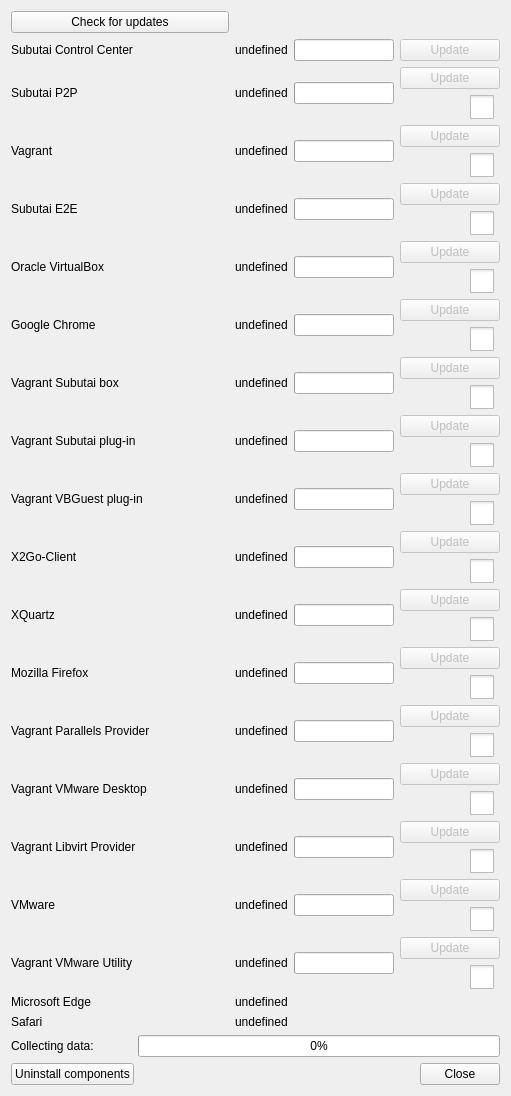
The window that hub/forms/DlgAbout.ui (subutai-io/control-center) describes before a commit, drawn with Qt 5.
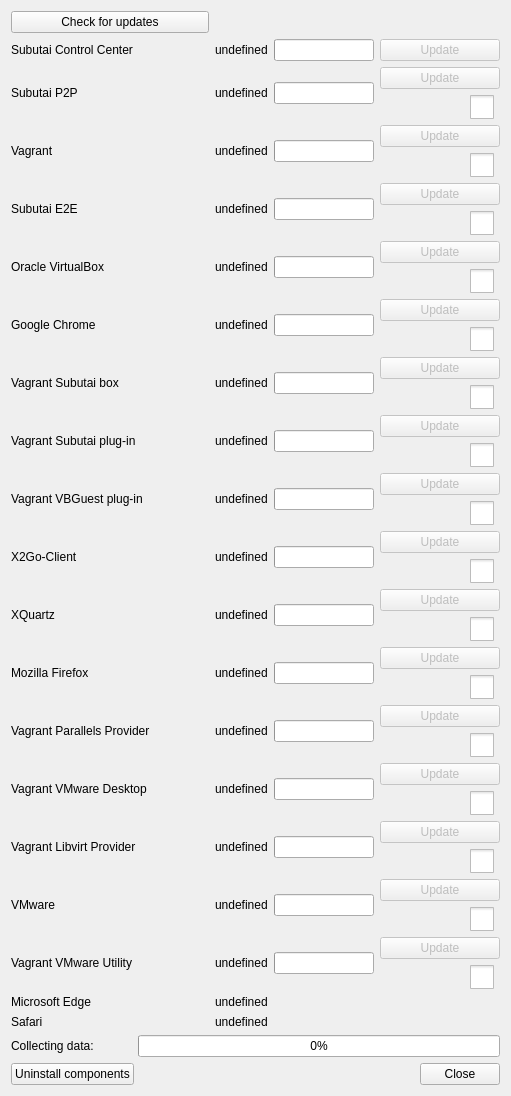
The same window after the commit. Icons and pictures are not drawn.

Commit message: installation status in button

```diff
--- a/hub/forms/DlgAbout.ui
+++ b/hub/forms/DlgAbout.ui
@@ -151,7 +151,7 @@
            </property>
            <property name="maximumSize">
             <size>
-             <width>100</width>
+             <width>120</width>
              <height>30</height>
             </size>
            </property>
@@ -231,7 +231,7 @@
            </property>
            <property name="maximumSize">
             <size>
-             <width>100</width>
+             <width>120</width>
              <height>30</height>
             </size>
            </property>
@@ -364,7 +364,7 @@
            </property>
            <property name="maximumSize">
             <size>
-             <width>100</width>
+             <width>120</width>
              <height>30</height>
             </size>
            </property>
@@ -436,7 +436,7 @@
            </property>
            <property name="maximumSize">
             <size>
-             <width>100</width>
+             <width>120</width>
              <height>30</height>
             </size>
            </property>
@@ -1152,7 +1152,7 @@
            </property>
            <property name="maximumSize">
             <size>
-             <width>100</width>
+             <width>120</width>
              <height>30</height>
             </size>
            </property>
@@ -1697,7 +1697,7 @@
            </property>
            <property name="maximumSize">
             <size>
-             <width>100</width>
+             <width>120</width>
              <height>30</height>
             </size>
            </property>
@@ -1802,7 +1802,7 @@
            </property>
            <property name="maximumSize">
             <size>
-             <width>100</width>
+             <width>120</width>
              <height>30</height>
             </size>
            </property>
@@ -1906,7 +1906,7 @@
            </property>
            <property name="maximumSize">
             <size>
-             <width>100</width>
+             <width>120</width>
              <height>30</height>
             </size>
            </property>
@@ -1986,7 +1986,7 @@
            </property>
            <property name="maximumSize">
             <size>
-             <width>100</width>
+             <width>120</width>
              <height>30</height>
             </size>
            </property>
@@ -2191,7 +2191,7 @@
            </property>
            <property name="maximumSize">
             <size>
-             <width>100</width>
+             <width>120</width>
              <height>30</height>
             </size>
            </property>
@@ -2270,7 +2270,7 @@
            </property>
            <property name="maximumSize">
             <size>
-             <width>100</width>
+             <width>120</width>
              <height>30</height>
             </size>
            </property>
@@ -2439,7 +2439,7 @@
            </property>
            <property name="maximumSize">
             <size>
-             <width>100</width>
+             <width>120</width>
              <height>30</height>
             </size>
            </property>
@@ -2530,13 +2530,13 @@
         <widget class="QLabel" name="label_2">
          <property name="minimumSize">
           <size>
-           <width>100</width>
+           <width>120</width>
            <height>0</height>
           </size>
          </property>
          <property name="maximumSize">
           <size>
-           <width>100</width>
+           <width>120</width>
            <height>16777215</height>
           </size>
          </property>
```
